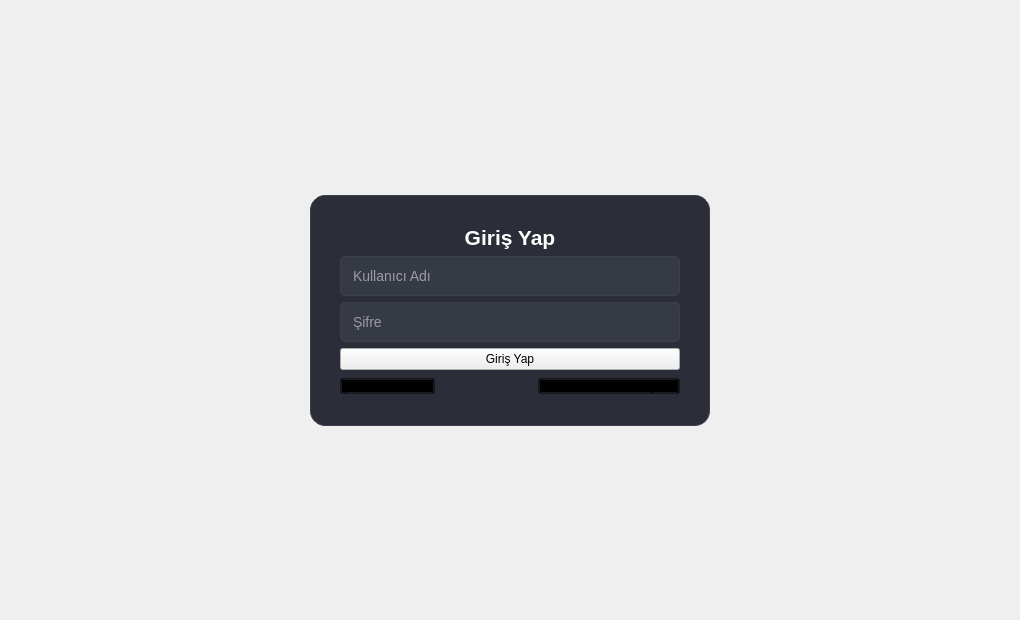
The window that Widgets/Giris/giriswidget.ui (pSado14/Techbench_) describes before a commit, drawn with Qt 5.
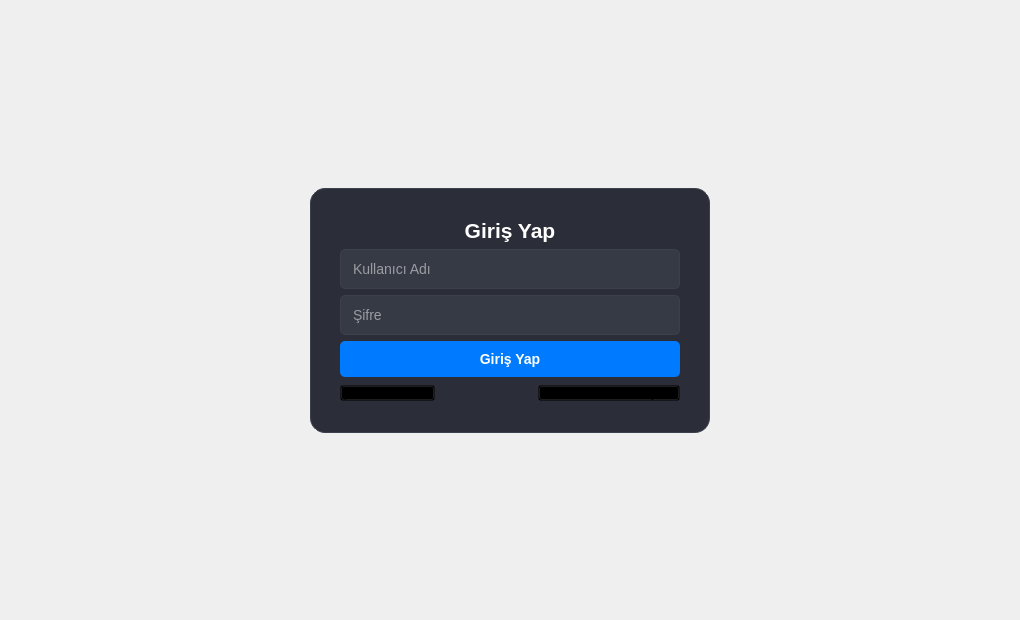
The same window after the commit.

The edit to the form file:
```diff
--- a/Widgets/Giris/giriswidget.ui
+++ b/Widgets/Giris/giriswidget.ui
@@ -94,6 +94,22 @@
       </item>
       <item>
        <widget class="QPushButton" name="giris_yap_butonu_sayfa">
+        <property name="styleSheet">
+         <string notr="true">QPushButton {
+    background-color: #007bff;
+    color: white;
+    border-radius: 5px;
+    padding: 10px;
+    font-weight: bold;
+    font-size: 14px;
+}
+QPushButton:hover {
+    background-color: #0056b3;
+}
+QPushButton:pressed {
+    background-color: #004085;
+}</string>
+        </property>
         <property name="text">
          <string>Giriş Yap</string>
         </property>
```
